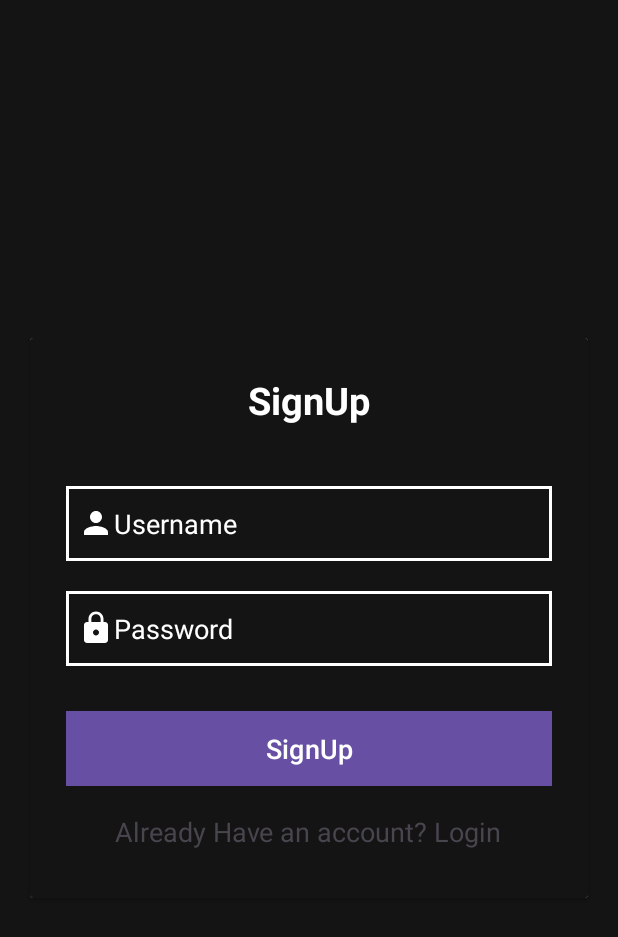
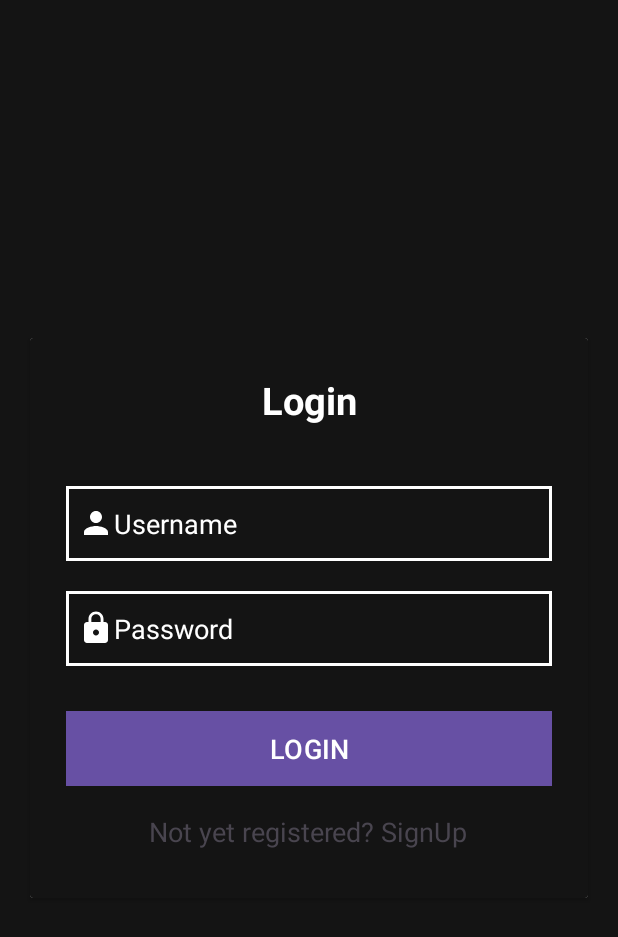
Before and after one commit to riojr100/Project_Kelompok3, an Android app: the LoginActivity screen opened directly, with no data from a screen before it, on a phone screen of 412 x 824 dp. Shown: the top 937 px of the screen. Run offline under Robolectric (Android 15) with nearby library versions, the phone set to English and light mode, and no system bars; our stand-ins replace Firebase (no records; nobody signed in at launch, a user with empty details on screens opened directly).

Commit message:
Change the signup and login into java script, finished login and signup with firebase application

```diff
--- a/app/build.gradle.kts
+++ b/app/build.gradle.kts
@@ -1,6 +1,7 @@
 plugins {
     alias(libs.plugins.android.application)
     alias(libs.plugins.kotlin.android)
+    alias(libs.plugins.google.gms.google.services)
 }
 
 android {
@@ -42,6 +43,7 @@ dependencies {
     implementation(libs.material)
     implementation(libs.androidx.activity)
     implementation(libs.androidx.constraintlayout)
+    implementation(libs.firebase.auth)
     testImplementation(libs.junit)
     androidTestImplementation(libs.androidx.junit)
     androidTestImplementation(libs.androidx.espresso.core)
--- /dev/null
+++ b/app/src/main/java/com/example/project_kelompok3/LoginActivity.java
@@ -0,0 +1,89 @@
+package com.example.project_kelompok3;
+
+import android.content.Intent;
+import android.os.Bundle;
+import android.util.Patterns;
+import android.view.View;
+import android.widget.Button;
+import android.widget.EditText;
+import android.widget.TextView;
+import android.widget.Toast;
+
+import androidx.activity.EdgeToEdge;
+import androidx.annotation.NonNull;
+import androidx.appcompat.app.AppCompatActivity;
+import androidx.core.graphics.Insets;
+import androidx.core.view.ViewCompat;
+import androidx.core.view.WindowInsetsCompat;
+
+import com.google.android.gms.tasks.OnCompleteListener;
+import com.google.android.gms.tasks.OnFailureListener;
+import com.google.android.gms.tasks.OnSuccessListener;
+import com.google.android.gms.tasks.Task;
+import com.google.firebase.auth.AuthResult;
+import com.google.firebase.auth.FirebaseAuth;
+
+public class LoginActivity extends AppCompatActivity {
+
+    private FirebaseAuth auth;
+    private EditText loginEmail, loginPassword;
+    private Button loginButton;
+    private TextView signupRedirectText;
+
+    @Override
+    protected void onCreate(Bundle savedInstanceState) {
+        super.onCreate(savedInstanceState);
+        EdgeToEdge.enable(this);
+        setContentView(R.layout.activity_login);
+        ViewCompat.setOnApplyWindowInsetsListener(findViewById(R.id.main), (v, insets) -> {
+            Insets systemBars = insets.getInsets(WindowInsetsCompat.Type.systemBars());
+            v.setPadding(systemBars.left, systemBars.top, systemBars.right, systemBars.bottom);
+            return insets;
+        });
+
+        auth = FirebaseAuth.getInstance();
+        loginEmail = findViewById(R.id.login_email);
+        loginPassword = findViewById(R.id.login_password);
+        loginButton = findViewById(R.id.login_button);
+        signupRedirectText = findViewById(R.id.signupRedirectText);
+
+        loginButton.setOnClickListener(new View.OnClickListener() {
+            @Override
+            public void onClick(View view) {
+                String email = loginEmail.getText().toString();
+                String pass = loginPassword.getText().toString();
+
+                if (!email.isEmpty() && Patterns.EMAIL_ADDRESS.matcher(email).matches()){
+                    if (!pass.isEmpty()){
+                        auth.signInWithEmailAndPassword(email, pass).addOnSuccessListener(new OnSuccessListener<AuthResult>() {
+                            @Override
+                            public void onSuccess(AuthResult authResult) {
+                                Toast.makeText(LoginActivity.this, "Login Successful", Toast.LENGTH_SHORT).show();
+                                startActivity(new Intent(LoginActivity.this, MainActivity.class));
+                                finish();
+                            }
+                        }).addOnFailureListener(new OnFailureListener() {
+                            @Override
+                            public void onFailure(@NonNull Exception e) {
+                                Toast.makeText(LoginActivity.this, "Login Failed", Toast.LENGTH_SHORT).show();
+                            }
+                        });
+                    }else {
+                        loginPassword.setError("Password cannot be empty");
+                    }
+                } else if (email.isEmpty()) {
+                    loginEmail.setError("Email cannot be empty");
+                }else {
+                        loginEmail.setError("Please Enter Valid Email");
+                }
+            }
+        });
+
+                signupRedirectText.setOnClickListener(new View.OnClickListener() {
+                    @Override
+                    public void onClick(View view) {
+                        startActivity(new Intent(LoginActivity.this,SignUpActivity.class));
+                    }
+                });
+    }
+}
--- a/app/src/main/java/com/example/project_kelompok3/LoginActivity.kt
+++ /dev/null
@@ -1,20 +0,0 @@
-package com.example.project_kelompok3
-
-import android.os.Bundle
-import androidx.activity.enableEdgeToEdge
-import androidx.appcompat.app.AppCompatActivity
-import androidx.core.view.ViewCompat
-import androidx.core.view.WindowInsetsCompat
-
-class LoginActivity : AppCompatActivity() {
-    override fun onCreate(savedInstanceState: Bundle?) {
-        super.onCreate(savedInstanceState)
-        enableEdgeToEdge()
-        setContentView(R.layout.activity_login)
-        ViewCompat.setOnApplyWindowInsetsListener(findViewById(R.id.main)) { v, insets ->
-            val systemBars = insets.getInsets(WindowInsetsCompat.Type.systemBars())
-            v.setPadding(systemBars.left, systemBars.top, systemBars.right, systemBars.bottom)
-            insets
-        }
-    }
-}
--- a/app/src/main/res/layout/activity_login.xml
+++ b/app/src/main/res/layout/activity_login.xml
@@ -28,14 +28,14 @@
             <TextView
                 android:layout_width="match_parent"
                 android:layout_height="wrap_content"
-                android:text="@string/signup"
+                android:text="Login"
                 android:textSize="25sp"
                 android:textAlignment="center"
                 android:textColor="@color/white"
                 android:textStyle="bold"/>
 
             <EditText
-                android:id="@+id/signup_email"
+                android:id="@+id/login_email"
                 android:layout_width="match_parent"
                 android:layout_height="50dp"
                 android:layout_marginTop="40dp"
@@ -47,7 +47,7 @@
                 android:textColor="@color/white"/>
 
             <EditText
-                android:id="@+id/signup_password"
+                android:id="@+id/login_password"
                 android:layout_width="match_parent"
                 android:layout_height="50dp"
                 android:layout_marginTop="20dp"
@@ -61,9 +61,9 @@
             <Button
                 android:layout_width="match_parent"
                 android:layout_height="50dp"
-                android:text="SignUp"
+                android:text="LOGIN"
                 android:background="@drawable/custom_edittext"
-                android:id="@+id/signup_bottom"
+                android:id="@+id/login_button"
                 android:textSize="18sp"
                 android:layout_marginTop="30dp"
                 android:backgroundTint="@color/lavender"/>
@@ -71,7 +71,8 @@
             <TextView
                 android:layout_width="wrap_content"
                 android:layout_height="wrap_content"
-                android:text="Already Have an account? Login"
+                android:id="@+id/signupRedirectText"
+                android:text="Not yet registered? SignUp"
                 android:layout_gravity="center"
                 android:padding="8dp"
                 android:layout_marginTop="10dp"
--- a/app/src/main/res/layout/activity_sign_up.xml
+++ b/app/src/main/res/layout/activity_sign_up.xml
@@ -63,7 +63,7 @@
                 android:layout_height="50dp"
                 android:text="SignUp"
                 android:background="@drawable/custom_edittext"
-                android:id="@+id/signup_bottom"
+                android:id="@+id/signup_button"
                 android:textSize="18sp"
                 android:layout_marginTop="30dp"
                 android:backgroundTint="@color/lavender"/>
@@ -71,6 +71,7 @@
             <TextView
                 android:layout_width="wrap_content"
                 android:layout_height="wrap_content"
+                android:id="@+id/loginRedirectText"
                 android:text="Already Have an account? Login"
                 android:layout_gravity="center"
                 android:padding="8dp"
--- a/build.gradle.kts
+++ b/build.gradle.kts
@@ -2,4 +2,5 @@
 plugins {
     alias(libs.plugins.android.application) apply false
     alias(libs.plugins.kotlin.android) apply false
+    alias(libs.plugins.google.gms.google.services) apply false
 }
--- a/gradle/libs.versions.toml
+++ b/gradle/libs.versions.toml
@@ -9,6 +9,8 @@ appcompat = "1.7.0"
 material = "1.12.0"
 activity = "1.9.2"
 constraintlayout = "2.1.4"
+googleGmsGoogleServices = "4.4.2"
+firebaseAuth = "23.0.0"
 
 [libraries]
 androidx-core-ktx = { group = "androidx.core", name = "core-ktx", version.ref = "coreKtx" }
@@ -19,7 +21,9 @@ androidx-appcompat = { group = "androidx.appcompat", name = "appcompat", version
 material = { group = "com.google.android.material", name = "material", version.ref = "material" }
 androidx-activity = { group = "androidx.activity", name = "activity", version.ref = "activity" }
 androidx-constraintlayout = { group = "androidx.constraintlayout", name = "constraintlayout", version.ref = "constraintlayout" }
+firebase-auth = { group = "com.google.firebase", name = "firebase-auth", version.ref = "firebaseAuth" }
 
 [plugins]
 android-application = { id = "com.android.application", version.ref = "agp" }
 kotlin-android = { id = "org.jetbrains.kotlin.android", version.ref = "kotlin" }
+google-gms-google-services = { id = "com.google.gms.google-services", version.ref = "googleGmsGoogleServices" }
```
Also changed, not shown: app/src/main/AndroidManifest.xml (+11 -3 lines), app/src/main/java/com/example/project_kelompok3/SignUpActivity.java (added, +81 -0 lines), app/src/main/java/com/example/project_kelompok3/SignUpActivity.kt (deleted, +0 -20 lines). Lines whose indentation alone changed are shown as unchanged.
